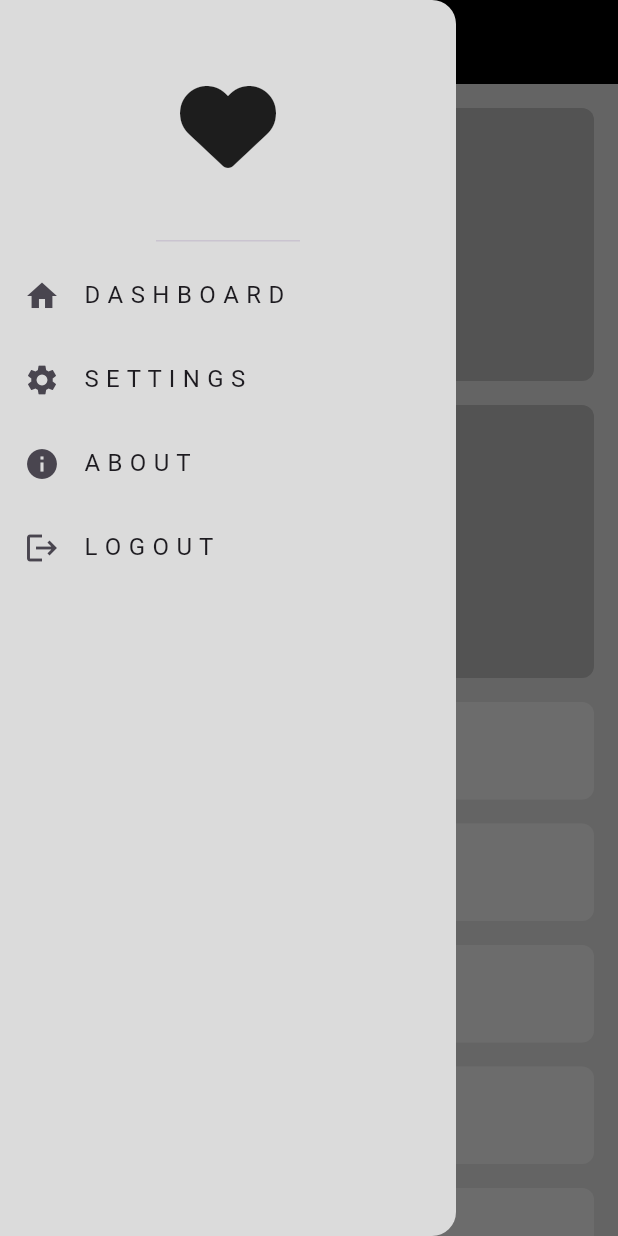
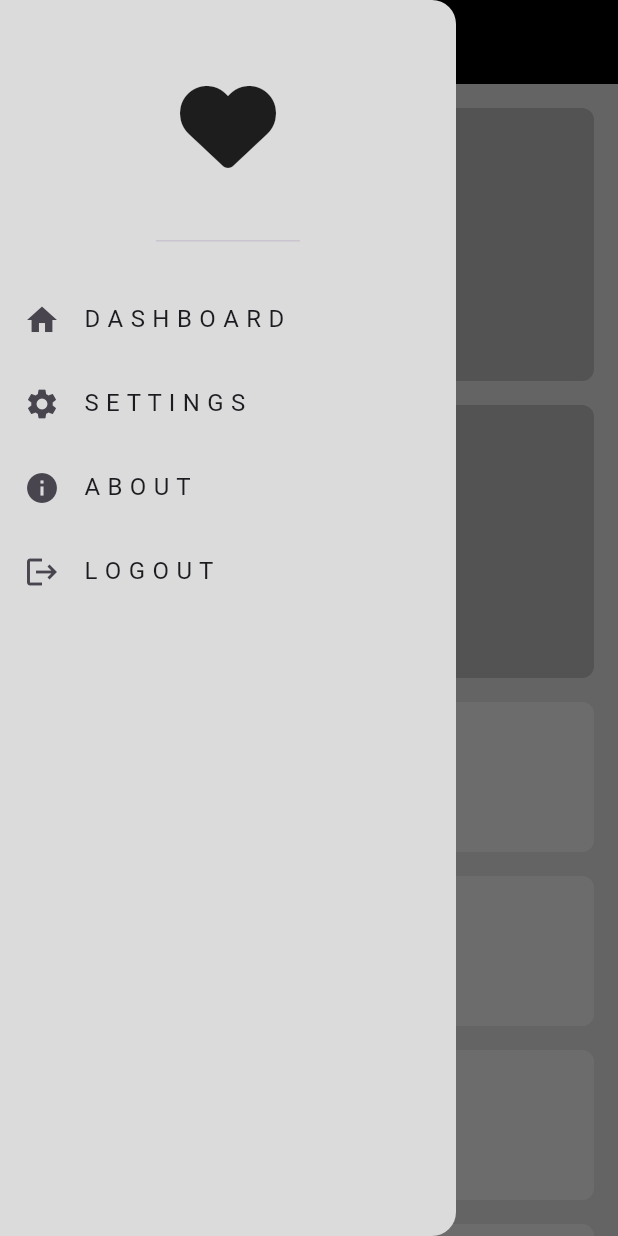
Before and after one commit to Mohamed-Husien/responsive_app, a Flutter app: the screen it shows after launch, with the side drawer open, on a phone screen of 412 x 824 dp. Run offline on Flutter 3.47's test engine with Material 3 defaults, Android fonts, the phone set to English and light mode, and no system bars; our stand-ins replace font_awesome_flutter.

Commit message:
desktop layout part four

```diff
--- a/lib/widgets/custom_drawer.dart
+++ b/lib/widgets/custom_drawer.dart
@@ -23,6 +23,9 @@ class CustomDrawer extends StatelessWidget {
               size: 64,
             ),
           ),
+          SizedBox(
+            height: 16,
+          ),
           CustomDrawerItemListView(items: items)
         ],
       ),
--- a/lib/widgets/custom_item2.dart
+++ b/lib/widgets/custom_item2.dart
@@ -6,7 +6,7 @@ class CustomItem2 extends StatelessWidget {
   @override
   Widget build(BuildContext context) {
     return Container(
-      height: 65,
+      height: 100,
       decoration: BoxDecoration(
           borderRadius: BorderRadius.circular(8),
           color: const Color(0xffECECEC)),
--- a/lib/widgets/custom_list.dart
+++ b/lib/widgets/custom_list.dart
@@ -8,7 +8,7 @@ class CustomList extends StatelessWidget {
   Widget build(BuildContext context) {
     return SliverToBoxAdapter(
       child: SizedBox(
-        height: 100,
+        height: 160,
         child: ListView.builder(
             scrollDirection: Axis.horizontal,
             itemCount: 15,
--- a/lib/widgets/desktop_layuot.dart
+++ b/lib/widgets/desktop_layuot.dart
@@ -21,7 +21,10 @@ class DesktopLayuot extends StatelessWidget {
           ),
         ),
         Expanded(
-          child: CustomDesktopItem(),
+          child: Padding(
+            padding: EdgeInsets.only(top: 16.0),
+            child: CustomDesktopItem(),
+          ),
         ),
       ],
     );
--- a/lib/widgets/drawer_item.dart
+++ b/lib/widgets/drawer_item.dart
@@ -8,7 +8,10 @@ class DrawerItem extends StatelessWidget {
   Widget build(BuildContext context) {
     return ListTile(
       leading: Icon(drawerItemModel.icon),
-      title: Text(drawerItemModel.title),
+      title: Padding(
+        padding: const EdgeInsets.only(right: 16),
+        child: Text(drawerItemModel.title),
+      ),
     );
   }
 }
```
